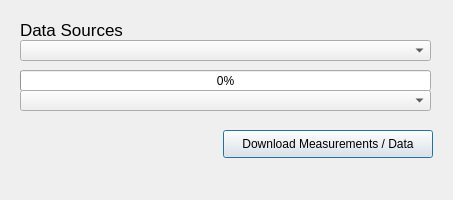
The window that ui/watering_datachannels_dialog.ui (Ingeniousware/QGISWaterIng) describes before a commit, drawn with Qt 5.
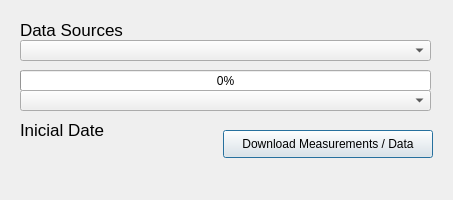
The same window after the commit.

Commit message: Charts on measurements are now linked to real time data

```diff
--- a/ui/watering_datachannels_dialog.ui
+++ b/ui/watering_datachannels_dialog.ui
@@ -53,7 +53,7 @@
   </widget>
 
 
-  <widget class="QLabel" name="projectLabel">
+  <widget class="QLabel" name="channelLabel">
    <property name="enabled">
     <bool>true</bool>
    </property>
@@ -88,6 +88,30 @@
    </property>
   </widget>
 
+   <widget class="QLabel" name="date1Label">
+   <property name="enabled">
+    <bool>true</bool>
+   </property>
+   <property name="geometry">
+    <rect>
+     <x>20</x>
+     <y>120</y>
+     <width>171</width>
+     <height>20</height>
+    </rect>
+   </property>
+   <property name="font">
+    <font>
+     <pointsize>13</pointsize>
+     <weight>50</weight>
+     <bold>false</bold>
+    </font>
+   </property>
+   <property name="text">
+    <string>Inicial Date</string>
+   </property>
+  </widget>
+
   <widget class="QPushButton" name="BtGetAnalysisResultsCurrent">
    <property name="geometry">
     <rect>
```
Left out of the diff: 4 changed lines with no effect on the pictures. The commit also changes 1 other file.
